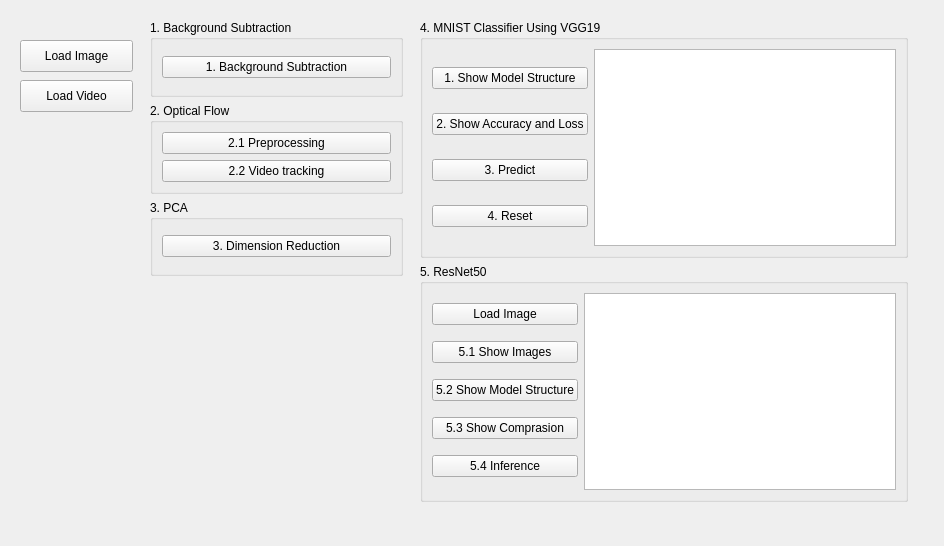
First picture: the form in interface.ui, repository carlwang49/CV_HW2, before the edit.
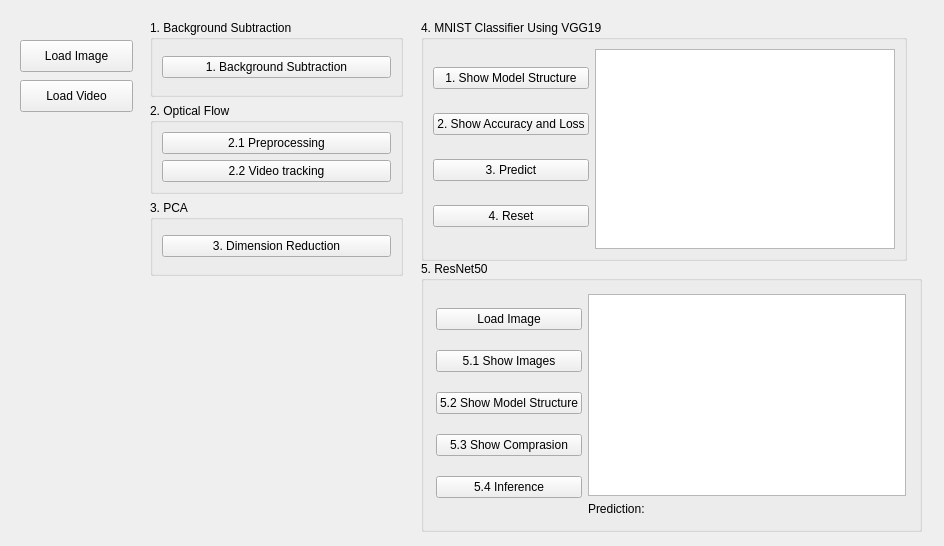
Second picture: the form after the edit.

The edit to the form file:
```diff
--- a/interface.ui
+++ b/interface.ui
@@ -111,18 +111,15 @@
      </item>
     </layout>
    </widget>
-   <widget class="QWidget" name="layoutWidget">
-    <property name="geometry">
-     <rect>
-      <x>420</x>
-      <y>20</y>
-      <width>488</width>
-      <height>482</height>
-     </rect>
-    </property>
-    <layout class="QVBoxLayout" name="verticalLayout_6">
-     <item>
       <widget class="QGroupBox" name="groupBox_4">
+    <property name="geometry">
+     <rect>
+      <x>421</x>
+      <y>20</y>
+      <width>486</width>
+      <height>241</height>
+     </rect>
+    </property>
        <property name="title">
         <string>4. MNIST Classifier Using VGG19</string>
        </property>
@@ -164,12 +161,27 @@
         </item>
        </layout>
       </widget>
-     </item>
-     <item>
       <widget class="QGroupBox" name="groupBox_5">
+    <property name="geometry">
+     <rect>
+      <x>421</x>
+      <y>261</y>
+      <width>501</width>
+      <height>271</height>
+     </rect>
+    </property>
        <property name="title">
         <string>5. ResNet50</string>
        </property>
+    <widget class="QWidget" name="">
+     <property name="geometry">
+      <rect>
+       <x>15</x>
+       <y>33</y>
+       <width>470</width>
+       <height>222</height>
+      </rect>
+     </property>
        <layout class="QHBoxLayout" name="horizontalLayout">
         <item>
          <layout class="QVBoxLayout" name="verticalLayout_4">
@@ -211,12 +223,21 @@
          </layout>
         </item>
         <item>
+       <layout class="QVBoxLayout" name="verticalLayout_6">
+        <item>
          <widget class="QGraphicsView" name="graphicsView_2"/>
         </item>
-       </layout>
+        <item>
+         <widget class="QLabel" name="label">
+          <property name="text">
+           <string>Prediction:</string>
+          </property>
       </widget>
      </item>
     </layout>
+      </item>
+     </layout>
+    </widget>
    </widget>
   </widget>
  </widget>
```
Lines whose indentation alone changed are shown as unchanged.
